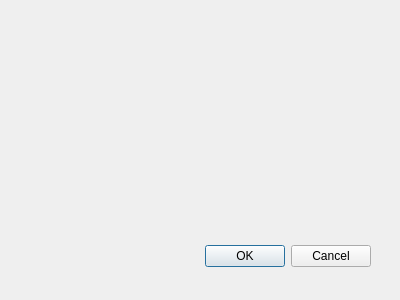
First picture: the form in road_emission_calculator_dialog_base.ui, repository NPRA/RoadEmissionCalculator, before the edit.
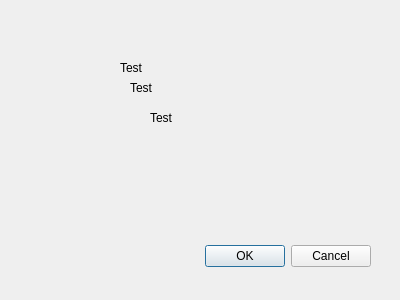
Second picture: the form after the edit.

What changed in the file:
```diff
--- a/road_emission_calculator_dialog_base.ui
+++ b/road_emission_calculator_dialog_base.ui
@@ -28,6 +28,45 @@
     <set>QDialogButtonBox::Cancel|QDialogButtonBox::Ok</set>
    </property>
   </widget>
+  <widget class="QLabel" name="label">
+   <property name="geometry">
+    <rect>
+     <x>120</x>
+     <y>60</y>
+     <width>60</width>
+     <height>16</height>
+    </rect>
+   </property>
+   <property name="text">
+    <string>Test</string>
+   </property>
+  </widget>
+  <widget class="QLabel" name="label_2">
+   <property name="geometry">
+    <rect>
+     <x>130</x>
+     <y>80</y>
+     <width>60</width>
+     <height>16</height>
+    </rect>
+   </property>
+   <property name="text">
+    <string>Test</string>
+   </property>
+  </widget>
+  <widget class="QLabel" name="label_3">
+   <property name="geometry">
+    <rect>
+     <x>150</x>
+     <y>110</y>
+     <width>60</width>
+     <height>16</height>
+    </rect>
+   </property>
+   <property name="text">
+    <string>Test</string>
+   </property>
+  </widget>
  </widget>
  <resources/>
  <connections>
```
Left out of the diff: 41 changed lines with no effect on the pictures.
